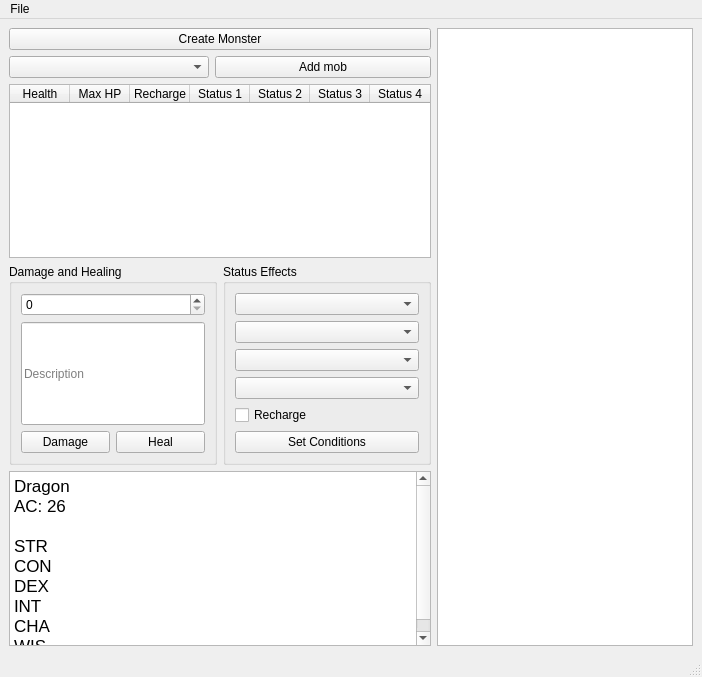
This is DnDForm.ui in MattSucich/DnD-Helper as Qt 5 draws it before an edit. The edited form follows.
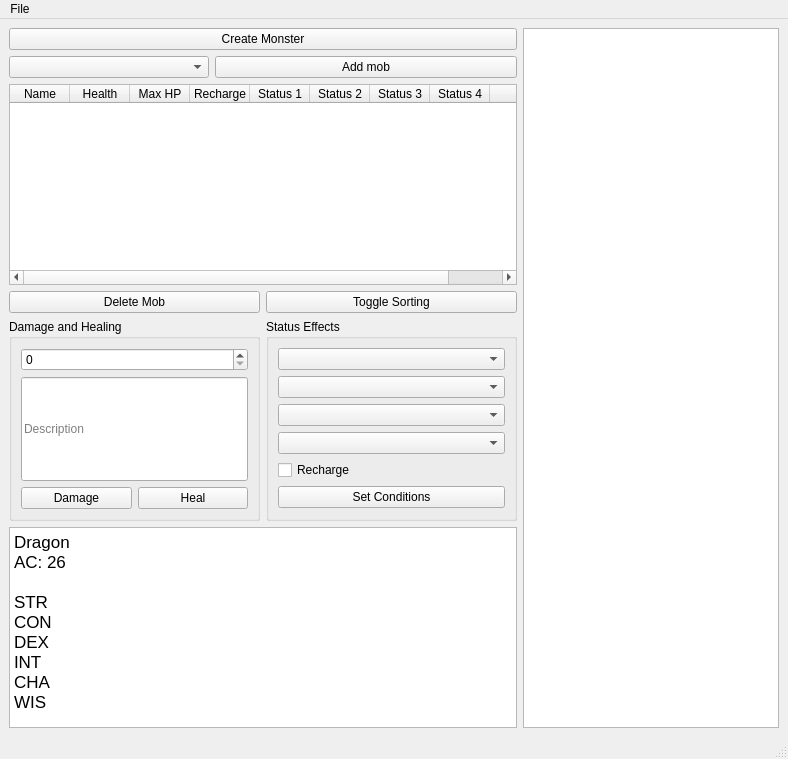
This is the edited form.

Commit message: made row select prettier, with a sort button. Delete not added yet but button is added.

Diff of the .ui file:
```diff
--- a/DnDForm.ui
+++ b/DnDForm.ui
@@ -6,8 +6,8 @@
    <rect>
     <x>0</x>
     <y>0</y>
-    <width>702</width>
-    <height>677</height>
+    <width>788</width>
+    <height>759</height>
    </rect>
   </property>
   <property name="sizePolicy">
@@ -125,6 +125,9 @@
         <property name="alternatingRowColors">
          <bool>true</bool>
         </property>
+        <property name="showGrid">
+         <bool>false</bool>
+        </property>
         <property name="sortingEnabled">
          <bool>false</bool>
         </property>
@@ -140,12 +143,23 @@
         <attribute name="horizontalHeaderShowSortIndicator" stdset="0">
          <bool>false</bool>
         </attribute>
+        <attribute name="horizontalHeaderStretchLastSection">
+         <bool>true</bool>
+        </attribute>
+        <attribute name="verticalHeaderVisible">
+         <bool>false</bool>
+        </attribute>
         <attribute name="verticalHeaderDefaultSectionSize">
          <number>27</number>
         </attribute>
         <attribute name="verticalHeaderMinimumSectionSize">
          <number>10</number>
         </attribute>
+        <column>
+         <property name="text">
+          <string>Name</string>
+         </property>
+        </column>
         <column>
          <property name="text">
           <string>Health</string>
@@ -181,8 +195,31 @@
           <string>Status 4</string>
          </property>
         </column>
+        <column>
+         <property name="text">
+          <string/>
+         </property>
+        </column>
        </widget>
       </item>
+      <item>
+       <layout class="QHBoxLayout" name="horizontalLayout_6">
+        <item>
+         <widget class="QPushButton" name="deleteButton">
+          <property name="text">
+           <string>Delete Mob</string>
+          </property>
+         </widget>
+        </item>
+        <item>
+         <widget class="QPushButton" name="reorderButton">
+          <property name="text">
+           <string>Toggle Sorting</string>
+          </property>
+         </widget>
+        </item>
+       </layout>
+      </item>
       <item>
        <layout class="QHBoxLayout" name="horizontalLayout_2">
         <item>
@@ -607,7 +644,10 @@
        </size>
       </property>
       <property name="isWrapping" stdset="0">
-       <bool>true</bool>
+       <bool>false</bool>
+      </property>
+      <property name="resizeMode">
+       <enum>QListView::Adjust</enum>
       </property>
       <property name="wordWrap">
        <bool>true</bool>
@@ -631,7 +671,7 @@
     <rect>
      <x>0</x>
      <y>0</y>
-     <width>702</width>
+     <width>788</width>
      <height>22</height>
     </rect>
    </property>
```
Left out of the diff: 26 changed lines with no effect on the pictures. The commit also changes 4 other files.
